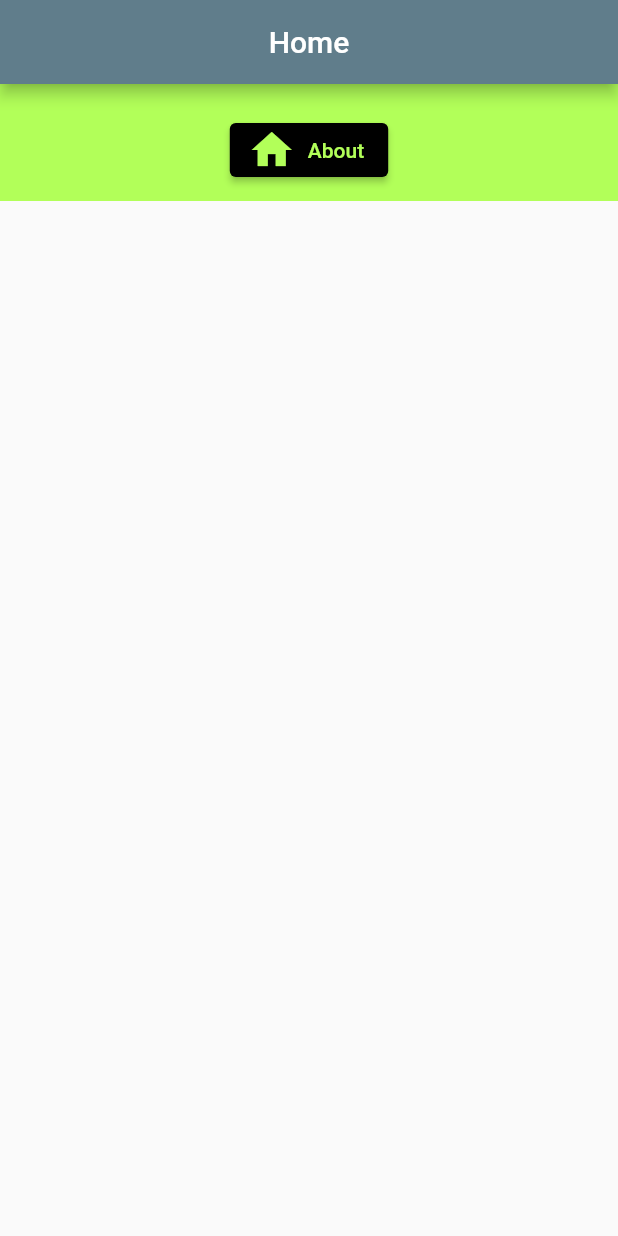
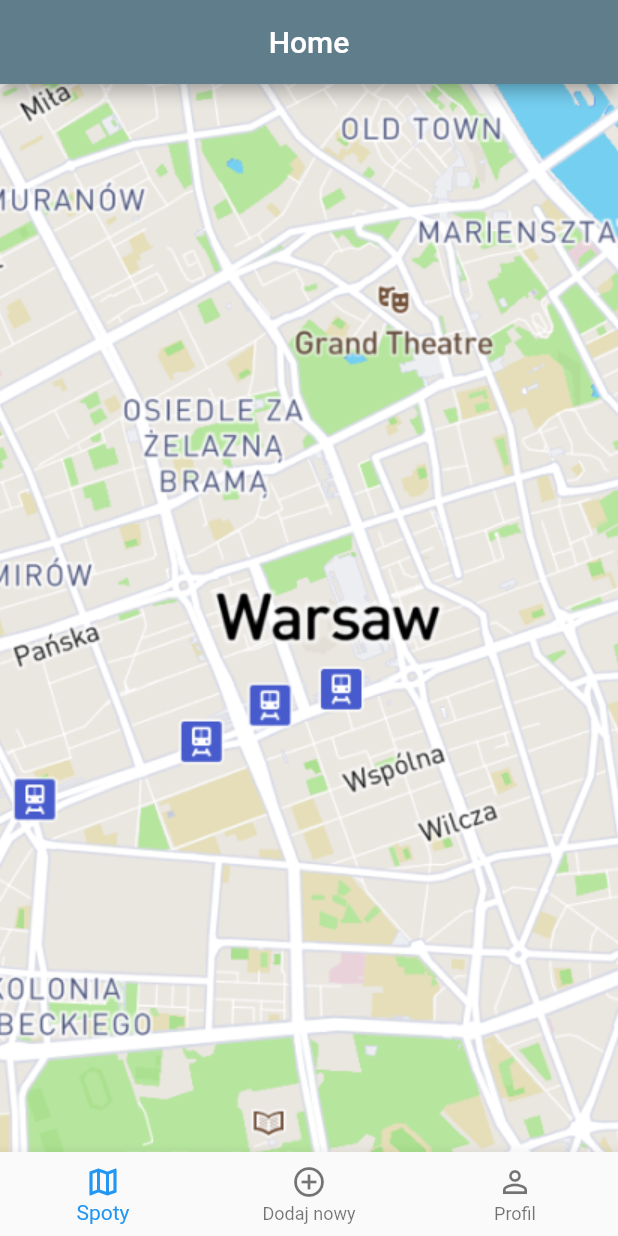
Before and after one commit to sk8mate/sk8, a Flutter app: the screen it shows after launch, on a phone screen of 412 x 824 dp. Run offline on Flutter 3.47's test engine with Material 2 defaults, Android fonts, the phone set to English and light mode, and no system bars; our stand-ins replace beamer.

Commit message:
add nav bar, add map image in home

```diff
--- a/frontside/lib/main.dart
+++ b/frontside/lib/main.dart
@@ -16,8 +16,6 @@ class Sk8 extends StatelessWidget {
       theme: defaultTheme,
       routeInformationParser: BeamerParser(),
       routerDelegate: BeamerRouter.routerDelegate,
-      //https://pub.dev/documentation/beamer/latest/beamer/BeamerBackButtonDispatcher-class.html
-      //Why not stay in default button behavior?
       backButtonDispatcher: BeamerBackButtonDispatcher(delegate: BeamerRouter.routerDelegate),
     );
   }
--- a/frontside/lib/views/home/home.dart
+++ b/frontside/lib/views/home/home.dart
@@ -1,6 +1,5 @@
 import 'package:flutter/material.dart';
-import 'package:beamer/beamer.dart';
-import 'package:frontside/views/about/about.dart';
+// import 'package:beamer/beamer.dart';
 
 class Home extends StatelessWidget {
   static const String route = "/";
@@ -14,30 +13,44 @@ class Home extends StatelessWidget {
         title: Text("Home"),
         centerTitle: true,
       ),
-      body: Column(
-        children: <Widget>[
-          Container(
-              color: Colors.lightGreenAccent,
-              width: double.infinity,
-              padding: EdgeInsets.all(10),
-              child: Column(
-                children: <Widget>[
-                  SizedBox(height: 10),
-                  ElevatedButton.icon(
-                    icon: Icon(Icons.home, size: 32),
-                    onPressed: () {
-                      context.beamToNamed(About.route);
-                    },
-                    style: ElevatedButton.styleFrom(
-                      primary: Colors.black,
-                      onPrimary: Colors.lightGreenAccent,
-                    ),
-                    label: Text("About"),
-                  ),
-                ],
-              ))
-        ],
+      body: Container(
+        width: MediaQuery.of(context).size.width,
+        child: Image(
+          image: AssetImage('assets/example_screens/mapsicle-map.png'),
+          fit: BoxFit.none,
+        ),
       ),
+      bottomNavigationBar: CustomNavBar(),
     );
   }
 }
+
+class CustomNavBar extends StatefulWidget {
+  const CustomNavBar({
+    Key? key,
+  }) : super(key: key);
+
+  @override
+  _CustomNavBarState createState() => _CustomNavBarState();
+}
+
+class _CustomNavBarState extends State<CustomNavBar> {
+  int _seletedItem = 0;
+
+  @override
+  Widget build(BuildContext context) {
+    return BottomNavigationBar(
+      items: [
+        BottomNavigationBarItem(icon: Icon(Icons.map_outlined), title: Text("Spoty")),
+        BottomNavigationBarItem(icon: Icon(Icons.add_circle_outline), title: Text("Dodaj nowy")),
+        BottomNavigationBarItem(icon: Icon(Icons.person_outline), title: Text("Profil"))
+      ],
+      currentIndex: _seletedItem,
+      onTap: (index) {
+        setState(() {
+          _seletedItem = index;
+        });
+      },
+    );
+  }
+}
--- a/frontside/pubspec.yaml
+++ b/frontside/pubspec.yaml
@@ -46,9 +46,8 @@ flutter:
   uses-material-design: true
 
   # To add assets to your application, add an assets section, like this:
-  # assets:
-  #   - images/a_dot_burr.jpeg
-  #   - images/a_dot_ham.jpeg
+  assets:
+    - assets/example_screens/
 
   # An image asset can refer to one or more resolution-specific "variants", see
   # https://flutter.dev/assets-and-images/#resolution-aware.
```
Also changed, not shown: frontside/assets/example_screens/mapsicle-map.png (added), frontside/pubspec.lock.
